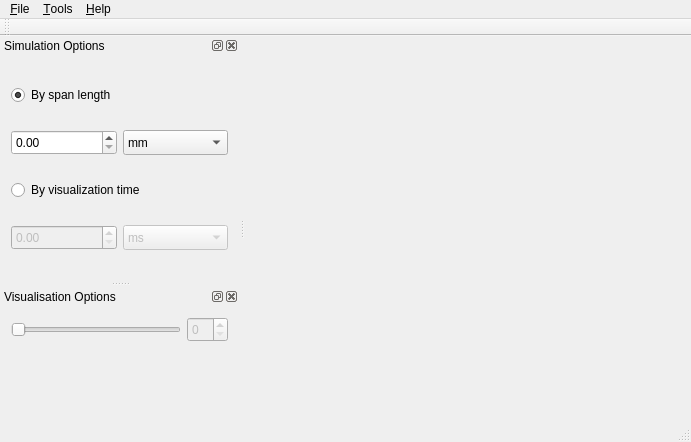
The window that src/View/mainwindow.ui (lefebvreariane/m2-2012-projet) describes before a commit, drawn with Qt 5.
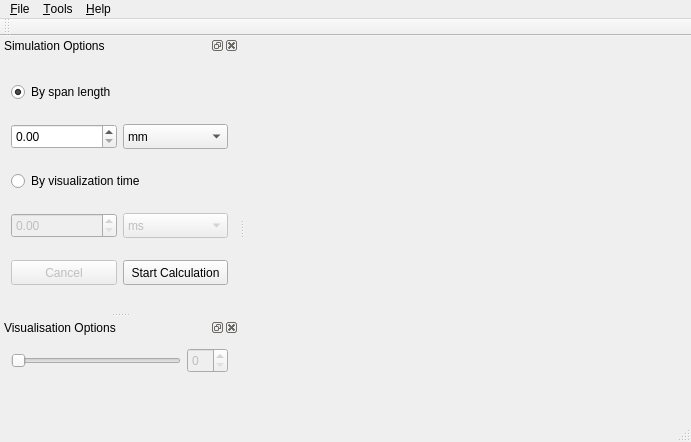
The same window after the commit.

Commit message: mise a jour fenetre

Diff of the .ui file:
```diff
--- a/src/View/mainwindow.ui
+++ b/src/View/mainwindow.ui
@@ -94,7 +94,7 @@
    <property name="minimumSize">
     <size>
      <width>239</width>
-     <height>159</height>
+     <height>233</height>
     </size>
    </property>
    <property name="acceptDrops">
@@ -250,6 +250,63 @@
        </item>
       </layout>
      </item>
+     <item>
+      <layout class="QHBoxLayout" name="horizontalLayoutButtonCalculation">
+       <item>
+        <widget class="QPushButton" name="pushButtonCancel">
+         <property name="enabled">
+          <bool>false</bool>
+         </property>
+         <property name="minimumSize">
+          <size>
+           <width>0</width>
+           <height>25</height>
+          </size>
+         </property>
+         <property name="maximumSize">
+          <size>
+           <width>16777215</width>
+           <height>25</height>
+          </size>
+         </property>
+         <property name="text">
+          <string>Cancel</string>
+         </property>
+        </widget>
+       </item>
+       <item>
+        <widget class="QPushButton" name="pushButtonStartCalculation">
+         <property name="enabled">
+          <bool>true</bool>
+         </property>
+         <property name="minimumSize">
+          <size>
+           <width>0</width>
+           <height>25</height>
+          </size>
+         </property>
+         <property name="maximumSize">
+          <size>
+           <width>16777215</width>
+           <height>25</height>
+          </size>
+         </property>
+         <property name="text">
+          <string>Start Calculation</string>
+         </property>
+         <property name="autoDefault">
+          <bool>false</bool>
+         </property>
+         <property name="default">
+          <bool>false</bool>
+         </property>
+         <property name="flat">
+          <bool>false</bool>
+         </property>
+        </widget>
+       </item>
+      </layout>
+     </item>
     </layout>
    </widget>
   </widget>
```
Left out of the diff: 53 changed lines with no effect on the pictures. The commit also changes 2 other files.
